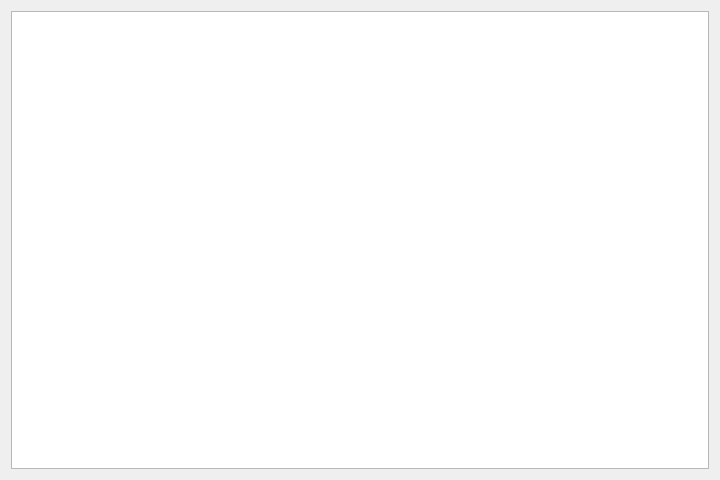
Before: the Qt Designer form Source/Windows/breakdownDialog.ui in TimSevereijns/D-Viz, drawn with Qt 5.
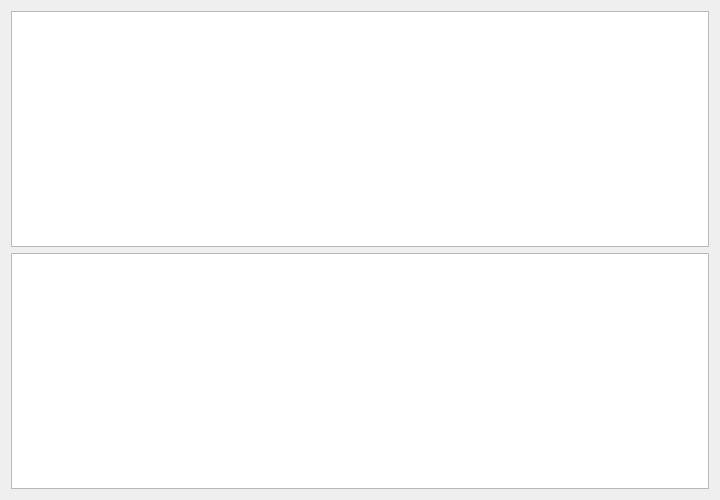
After: the same form once the commit is applied. Custom widgets are drawn as their Qt base class.

Commit message:
Added File Size Distribution graph (#20)
* The file size distribution of each file type is now visualized in the scan breakdown dialog.

What changed in the file:
```diff
--- a/Source/Windows/breakdownDialog.ui
+++ b/Source/Windows/breakdownDialog.ui
@@ -7,7 +7,7 @@
     <x>0</x>
     <y>0</y>
     <width>720</width>
-    <height>480</height>
+    <height>500</height>
    </rect>
   </property>
   <property name="minimumSize">
@@ -23,8 +23,18 @@
    <item>
     <widget class="QTableView" name="tableView"/>
    </item>
+   <item>
+    <widget class="QtCharts::QChartView" name="graphView"/>
+   </item>
   </layout>
  </widget>
+ <customwidgets>
+  <customwidget>
+   <class>QtCharts::QChartView</class>
+   <extends>QGraphicsView</extends>
+   <header>QtCharts/QChartView</header>
+  </customwidget>
+ </customwidgets>
  <resources/>
  <connections/>
 </ui>
```
The commit also changes 8 other files.
